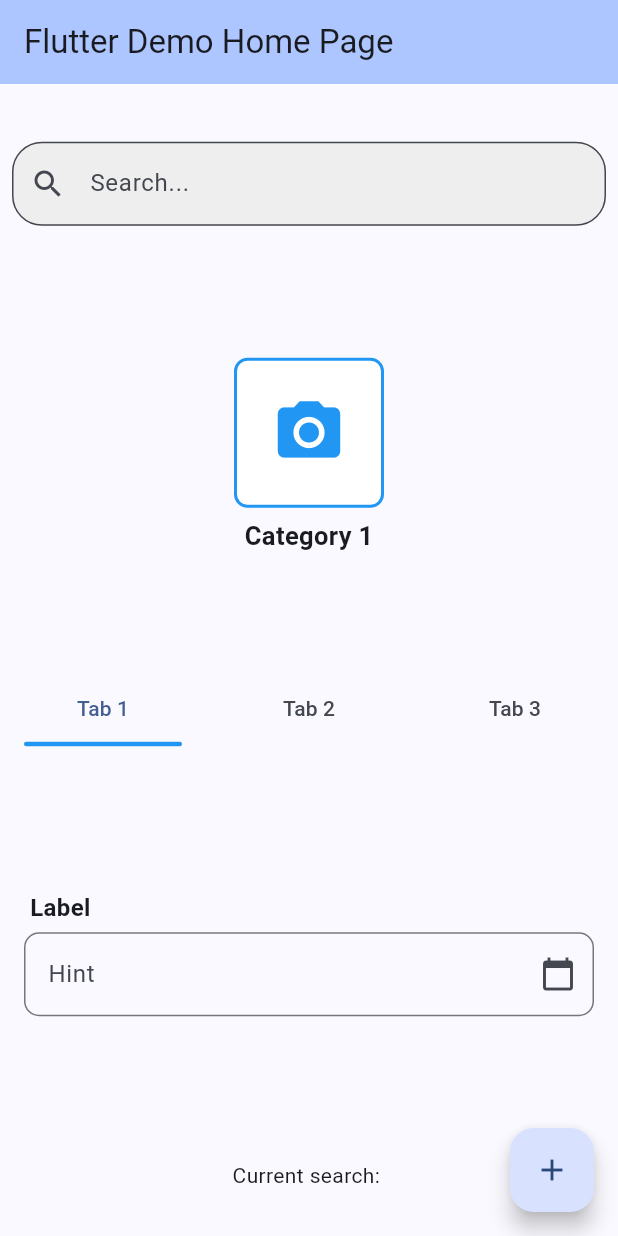
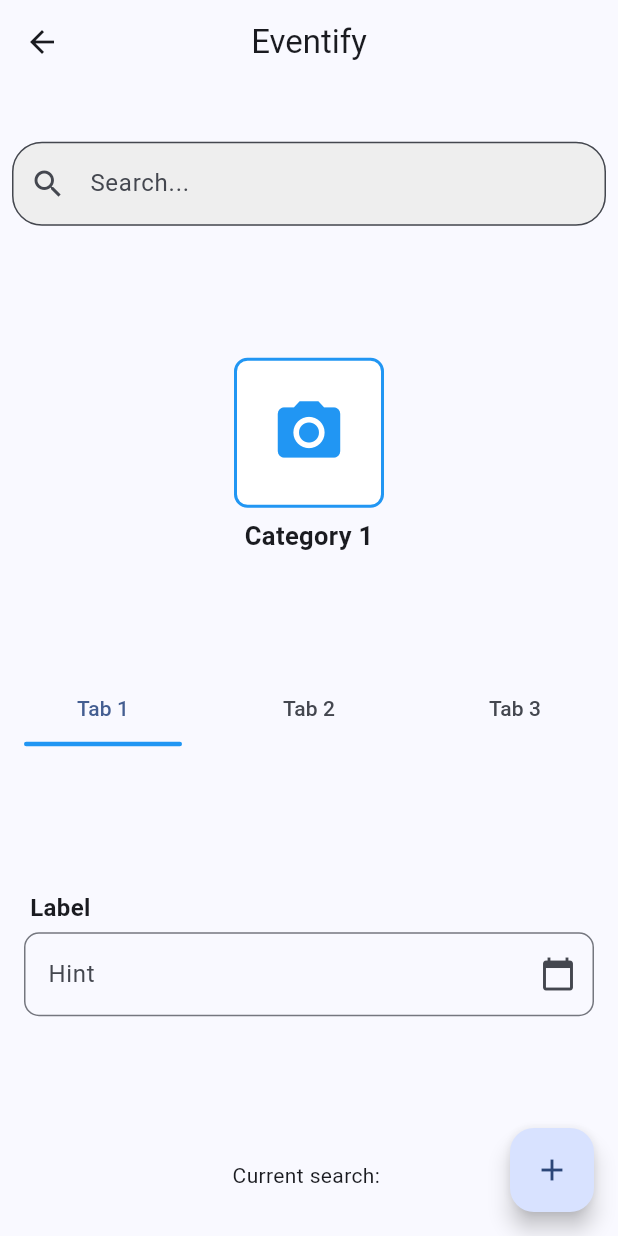
Before and after one commit to valeraruggierotesisucv/flutter-app, a Flutter app: the screen it shows after launch, on a phone screen of 412 x 824 dp. Run offline on Flutter 3.47's test engine with Material 3 defaults, Android fonts, the phone set to English and light mode, and no system bars.

Commit message:
FLUT-9 AppHeader component

```diff
--- a/lib/main.dart
+++ b/lib/main.dart
@@ -1,8 +1,10 @@
+import 'package:eventify/widgets/app_header.dart';
 import 'package:flutter/material.dart';
 import 'widgets/custom_search_bar.dart';
 import 'widgets/category_button.dart';
 import 'widgets/tabs.dart';
 import 'widgets/input_field.dart';
+
 void main() {
   runApp(const MyApp());
 }
@@ -97,15 +99,7 @@ class _MyHomePageState extends State<MyHomePage> {
     // fast, so that you can just rebuild anything that needs updating rather
     // than having to individually change instances of widgets.
     return Scaffold(
-      appBar: AppBar(
-        // TRY THIS: Try changing the color here to a specific color (to
-        // Colors.amber, perhaps?) and trigger a hot reload to see the AppBar
-        // change color while the other colors stay the same.
-        backgroundColor: Theme.of(context).colorScheme.inversePrimary,
-        // Here we take the value from the MyHomePage object that was created by
-        // the App.build method, and use it to set our appbar title.
-        title: Text(widget.title),
-      ),
+      appBar: AppHeader(title: 'Eventify', goBack: () => print('Back button pressed')),
       body: Center(
         // Center is a layout widget. It takes a single child and positions it
         // in the middle of the parent.
--- /dev/null
+++ b/lib/widgets/app_header.dart
@@ -0,0 +1,29 @@
+import 'package:flutter/material.dart';
+
+class AppHeader extends StatelessWidget implements PreferredSizeWidget {
+  final String? title;
+  final Function? goBack;
+  const AppHeader({super.key, this.title, this.goBack});
+
+
+  @override
+  Widget build(BuildContext context) {
+    return AppBar(
+      // title: title != null ? Text(title!) : Text('Your App Title'),
+      title: title != null ? Text(title!) : Image.asset('assets/images/EventifyTextLogo.png'),
+      centerTitle: true,
+      leading: goBack != null ? IconButton(
+        onPressed: () => goBack!(),
+        icon: Icon(Icons.arrow_back),
+      ) : SizedBox(),
+
+
+
+
+    );
+  }
+
+
+  @override
+  Size get preferredSize => Size.fromHeight(kToolbarHeight);
+}
--- a/pubspec.yaml
+++ b/pubspec.yaml
@@ -58,9 +58,8 @@ flutter:
   uses-material-design: true
 
   # To add assets to your application, add an assets section, like this:
-  # assets:
-  #   - images/a_dot_burr.jpeg
-  #   - images/a_dot_ham.jpeg
+  assets:
+    - assets/images/
 
   # An image asset can refer to one or more resolution-specific "variants", see
   # https://flutter.dev/to/resolution-aware-images
```
Also changed, not shown: assets/images/EventifyTextLogo.png (added), assets/images/adaptive-icon.png (added).
